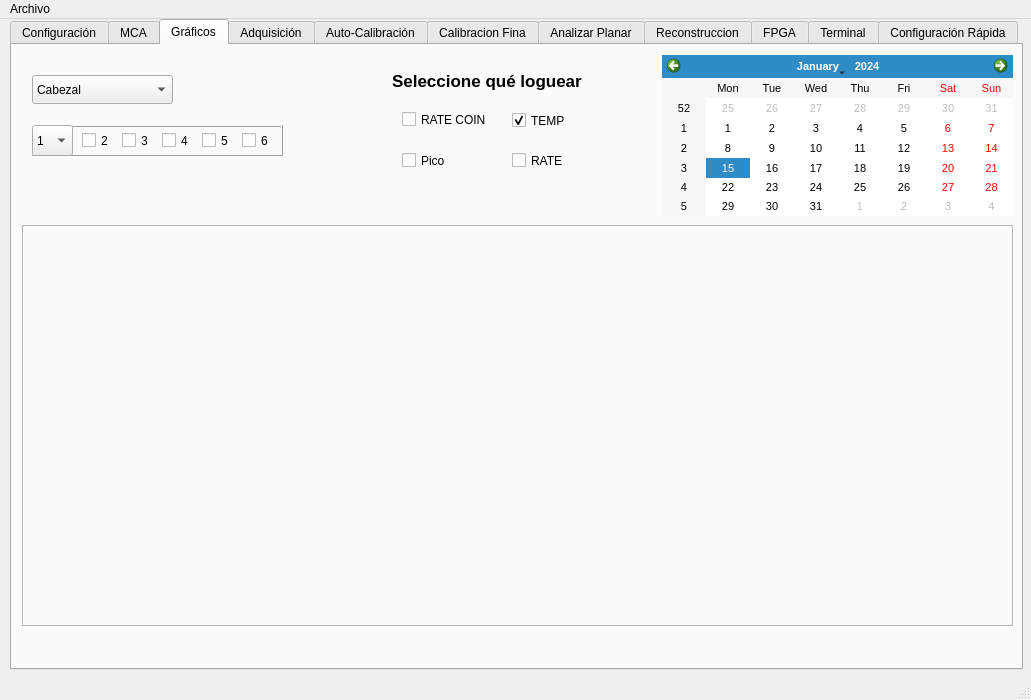
dpirlo/qt-mca, file ui/MainWindow.ui: the form before one commit.
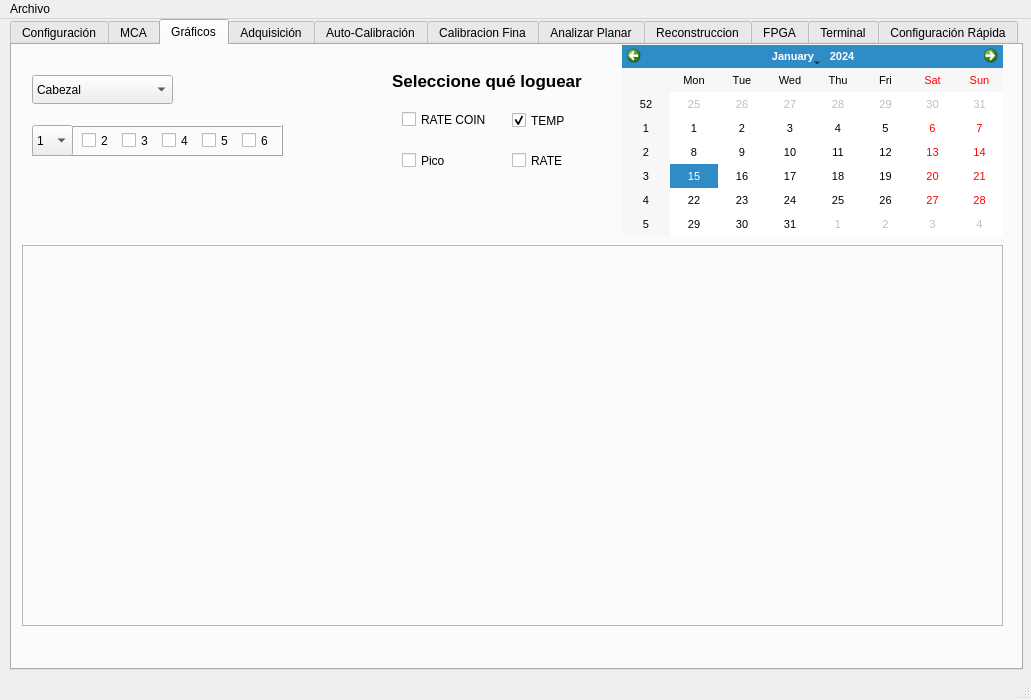
The form after the commit. The open tabs and pages were chosen to show the change. Custom widgets are drawn as their Qt base class.

```diff
--- a/ui/MainWindow.ui
+++ b/ui/MainWindow.ui
@@ -3535,9 +3535,9 @@
       <property name="geometry">
        <rect>
         <x>10</x>
-        <y>180</y>
-        <width>991</width>
-        <height>401</height>
+        <y>200</y>
+        <width>981</width>
+        <height>381</height>
        </rect>
       </property>
       <property name="frameShape">
@@ -3551,7 +3551,7 @@
         <rect>
          <x>10</x>
          <y>10</y>
-         <width>971</width>
+         <width>961</width>
          <height>381</height>
         </rect>
        </property>
@@ -3821,10 +3821,10 @@
      <widget class="QCalendarWidget" name="calendarWidget">
       <property name="geometry">
        <rect>
-        <x>650</x>
-        <y>10</y>
-        <width>351</width>
-        <height>161</height>
+        <x>610</x>
+        <y>0</y>
+        <width>381</width>
+        <height>191</height>
        </rect>
       </property>
       <property name="font">
@@ -8606,6 +8606,11 @@
    <header location="global">inc/QRoundProgressBar.h</header>
    <container>1</container>
   </customwidget>
+  <customwidget>
+   <class>CalendarManager</class>
+   <extends>QCalendarWidget</extends>
+   <header location="global">inc/calendarmanager.h</header>
+  </customwidget>
  </customwidgets>
  <tabstops>
   <tabstop>pushButton_On_Off_Cabs</tabstop>
```
Left out of the diff: 8 changed lines with no effect on the pictures.
